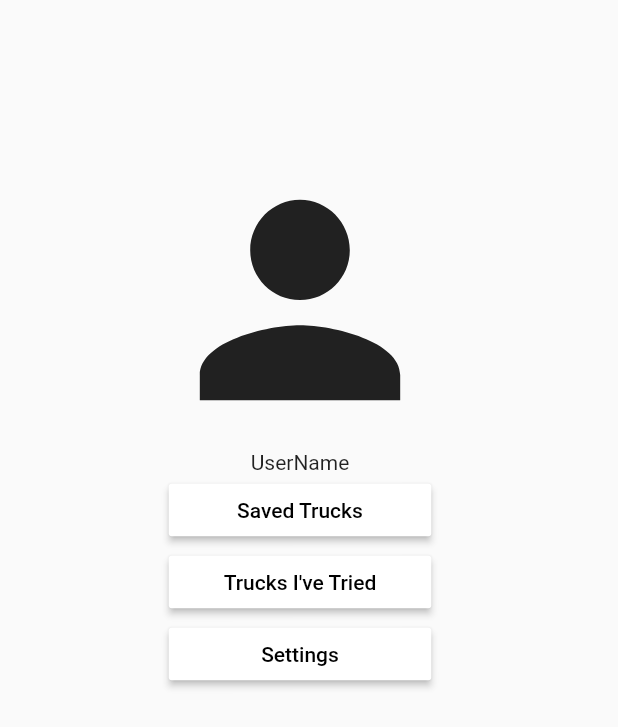
After one commit to bburkey49/food_truck_finder, a Flutter app: the ProfileWidget screen opened directly, on a phone screen of 412 x 824 dp. The commit adds this screen. Shown: the top 727 px of the screen. Run offline on Flutter 3.47's test engine with Material 2 defaults, Android fonts, the phone set to English and light mode, and no system bars.

Commit message:
Basic profile page added

```diff
--- a/food_truck_finder/lib/home_widget.dart
+++ b/food_truck_finder/lib/home_widget.dart
@@ -1,5 +1,6 @@
 import 'package:flutter/material.dart';
 import 'placeholder_widget.dart';
+import 'profile_widget.dart';
 
 class Home extends StatefulWidget {
   @override
@@ -14,7 +15,7 @@ class _HomeState extends State<Home> {
   final List<Widget> _children = [
     PlaceholderWidget(Colors.white),
     PlaceholderWidget(Colors.deepOrange),
-    PlaceholderWidget(Colors.green)
+    ProfileWidget()
   ];
   @override
   Widget build(BuildContext context) {
--- /dev/null
+++ b/food_truck_finder/lib/profile_widget.dart
@@ -0,0 +1,55 @@
+import 'package:flutter/material.dart';
+
+class ProfileWidget extends StatelessWidget {
+
+  @override
+  Widget build(BuildContext context) {
+    return Scaffold(
+      body: Container(
+          width: 400,
+          height: 1000,
+          margin: EdgeInsets.all(0),
+          padding: EdgeInsets.only(top: 100),
+        child: Center(
+          child: Column(
+            //mainAxisAlignment: MainAxisAlignment.spaceEvenly,
+              children: <Widget>[
+                Icon(Icons.person, size: 200),
+                Text("UserName"),
+                ButtonTheme(
+                  minWidth: 175.0,
+                  height: 35.0,
+                  child: RaisedButton(
+                    textColor: Colors.black,
+                    child: Text("Saved Trucks"),
+                    color: Colors.white,
+                    onPressed: () { },
+                  )
+                ),
+                ButtonTheme(
+                    minWidth: 175.0,
+                    height: 35.0,
+                    child: RaisedButton(
+                      textColor: Colors.black,
+                      child: Text("Trucks I've Tried"),
+                      color: Colors.white,
+                      onPressed: () { },
+                    )
+                ),
+                ButtonTheme(
+                    minWidth: 175.0,
+                    height: 35.0,
+                    child: RaisedButton(
+                      textColor: Colors.black,
+                      child: Text("Settings"),
+                      color: Colors.white,
+                      onPressed: () { },
+                    )
+                )
+              ]
+          )
+        ),
+      ),
+    );
+  }
+}
```
